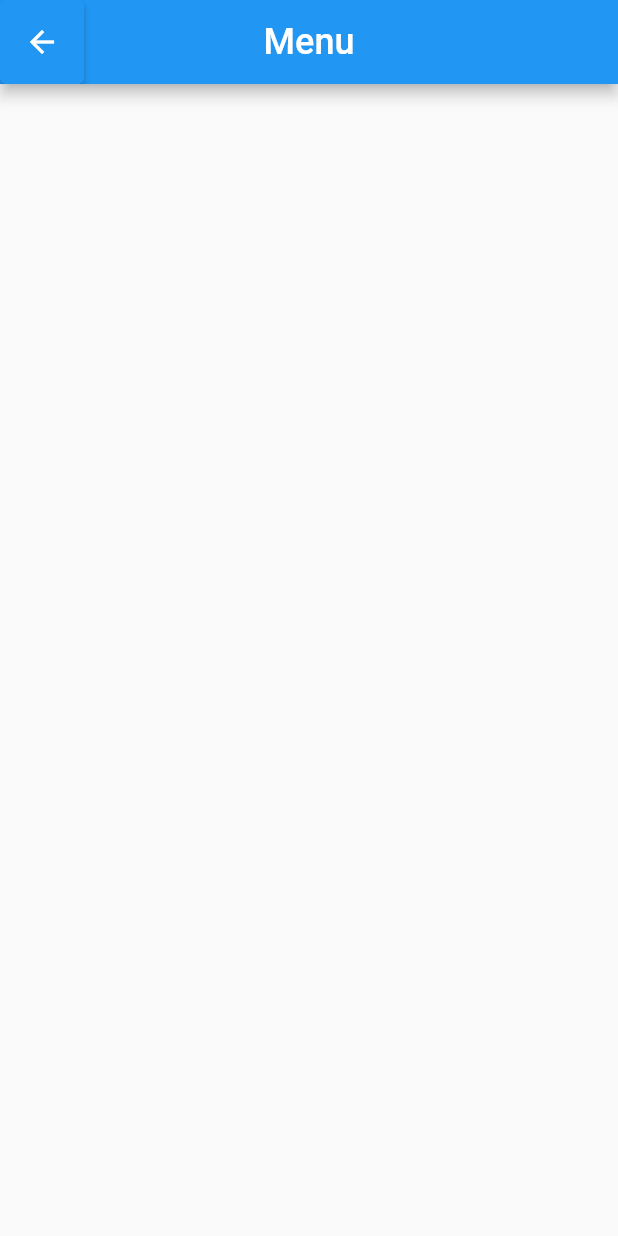
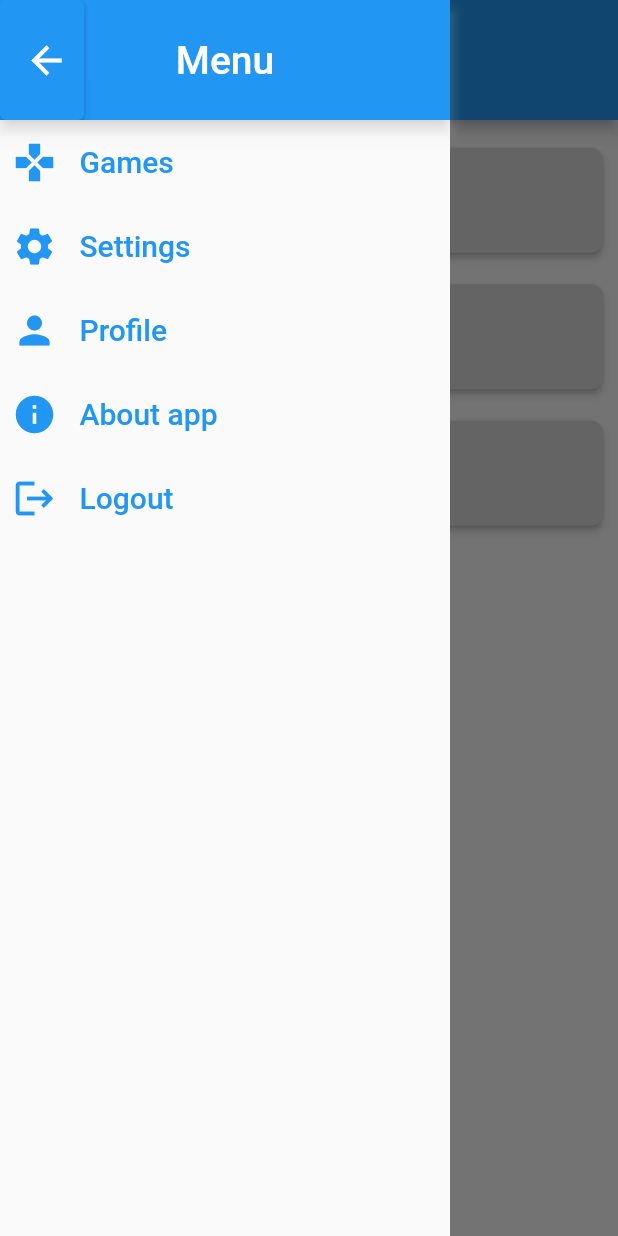
Before and after one commit to StonedStonar/mobileApplikasjoner, a Flutter app: the GamePage screen opened directly, after a tap on the "menu" icon, on a phone screen of 412 x 824 dp. Run offline on Flutter 3.47's test engine with Material 2 defaults, Android fonts, the light colour scheme and no system bars; our stand-ins replace firebase_auth, firebase_core, google_sign_in; missing offline and left inert: material_color_generator; accounts and stored records are empty; network calls fail.

Commit message:
Fixed the main menu and added some documentation

```diff
--- a/DrinkingGame/lib/App.dart
+++ b/DrinkingGame/lib/App.dart
@@ -1,4 +1,5 @@
 import 'package:drinkinggame/pages/GamePage.dart';
+import 'package:drinkinggame/pages/LandingPage.dart';
 import 'package:drinkinggame/services/Authentication.dart';
 import 'package:drinkinggame/services/FirebaseAuthenication.dart';
 import 'package:flutter/cupertino.dart';
@@ -9,19 +10,18 @@ import 'package:provider/provider.dart';
 import 'components/PopUpMenu.dart';
 
 class MyApp extends StatelessWidget {
-
   const MyApp({Key? key}) : super(key: key);
 
   @override
   Widget build(BuildContext context) {
-    MaterialApp materialApp =  MaterialApp(
+    MaterialApp materialApp = MaterialApp(
       debugShowCheckedModeBanner: false,
       title: 'Flutter Demo',
       theme: ThemeData(
         ///Used a library to generate the material color since it was a pain.
         primarySwatch: generateMaterialColor(color: Color(0xFF000434)),
       ),
-      home: GamePage(),
+      home: LandingPage(),
     );
     return Provider<Authentication>(
       create: (BuildContext context) => FirebaseAuthentication(),
--- a/DrinkingGame/lib/components/AppBars.dart
+++ b/DrinkingGame/lib/components/AppBars.dart
@@ -1,4 +1,5 @@
 import 'package:flutter/material.dart';
+import 'package:flutter/services.dart';
 
 import '../pages/GamePage.dart';
 import 'buttons/ElevatedIconButton.dart';
@@ -7,12 +8,7 @@ import 'buttons/ElevatedIconButton.dart';
 ///Returns the appbar.
 AppBar makeLoginAppBar() {
   return AppBar(
-    title: Text(
-      "Sign in",
-      style: TextStyle(
-        fontSize: 30,
-      ),
-    ),
+    title: makeAppbarText("Sign in"),
     toolbarHeight: 80,
     centerTitle: true,
   );
@@ -31,22 +27,28 @@ AppBar makeNormalAppBar(String title, BuildContext context){
     leading: ElevatedIconButton(
       onPressed: (context) {Scaffold.of(context).openDrawer();},
       iconData: Icons.menu,
-    )
+    ),
+    toolbarHeight: 80,
   );
 }
 
-AppBar makeMenuAppBar(BuildContext context){
+
+///Makes the menus appbar.
+///[context] the build context
+///[title] the title of the appbar.
+AppBar makeMenuAppBar(BuildContext context, String? title){
   return AppBar(
-    title: makeAppbarText("Menu"),
+    title: makeAppbarText(title == null ? "Menu" : title),
     centerTitle: true,
     leading: ElevatedIconButton(
       onPressed: (context) {Navigator.pop(context);},
       iconData: Icons.arrow_back,
     ),
+    toolbarHeight: 80,
+    shadowColor: Colors.white,
   );
 }
 
-//Todo: Denne må implementeres.
 ///Makes the app bar that is used in games.
 ///[context] the build context
 ///returns the wanted appbar.
@@ -86,11 +88,13 @@ AppBar makeGameAppBar(BuildContext context){
   );
 }
 
+///Makes the heading for the appbar.
+///[text] the text to make into a heading.
 Text makeAppbarText(String text){
   return Text(
     text,
     style: TextStyle(
-      fontSize: 24,
+      fontSize: 26,
     ),
   );
 }
--- a/DrinkingGame/lib/components/buttons/ElevatedIconButton.dart
+++ b/DrinkingGame/lib/components/buttons/ElevatedIconButton.dart
@@ -8,7 +8,7 @@ class ElevatedIconButton extends StatelessWidget {
   ///[iconSize] the size of the icon.
   ///[iconData] the type of icon.
   ///[onPressed] the function the icon should have.
-  ElevatedIconButton({Key? key, this.iconSize = 24, required this.iconData, required this.onPressed}) : super(key: key);
+  ElevatedIconButton({Key? key, this.iconSize = 30, required this.iconData, required this.onPressed}) : super(key: key);
 
   double iconSize;
 
--- /dev/null
+++ b/DrinkingGame/lib/components/buttons/MenuButton.dart
@@ -0,0 +1,51 @@
+import 'package:flutter/cupertino.dart';
+import 'package:flutter/material.dart';
+
+class MenuButton extends StatelessWidget{
+
+  ///Makes an instance of the menu button.
+  ///[buttonText] the text of the button
+  ///[icon] the icon of the button.
+  ///[onPressed] the function to execute.
+  ///[spaceBetween] the space between the logo and the text.
+  ///[size] the size of the text and icon.
+  MenuButton({required this.buttonText, required this.icon, required this.onPressed, this.spaceBetween = 15, this.size = 20,  super.key});
+
+  String buttonText;
+
+  IconData icon;
+
+  double spaceBetween;
+
+  VoidCallback onPressed;
+
+  double size;
+
+  @override
+  Widget build(BuildContext context) {
+    return TextButton(onPressed: onPressed,
+        child: Padding(
+          padding: EdgeInsets.symmetric(vertical: 5),
+          child: Row(
+            children: [
+              Icon(
+                icon,
+                size: size*1.5,
+              ),
+              Padding(
+                padding: EdgeInsets.fromLTRB(spaceBetween, 0, 0, 0),
+                child: Text(
+                  buttonText,
+                  style: TextStyle(
+                      fontSize: size
+                  ),
+                ),
+              )
+            ],
+          ),
+        )
+    );
+  }
+
+
+}
--- /dev/null
+++ b/DrinkingGame/lib/components/overlays/MainMenu.dart
@@ -0,0 +1,58 @@
+import 'package:flutter/cupertino.dart';
+import 'package:flutter/material.dart';
+import 'package:provider/provider.dart';
+
+import '../../services/Authentication.dart';
+import '../Dialogs.dart';
+import '../buttons/MenuButton.dart';
+import 'SideMenu.dart';
+
+///Represents a main menu.
+class MainMenu extends StatelessWidget {
+
+  ///Makes an instance of the main menu.
+  MainMenu({super.key});
+
+  ///Builds the content of the main menu.
+  ///[context] the build context
+  Widget buildContent(BuildContext context){
+    return Column(
+      children: [
+        MenuButton(buttonText: "Games", icon: Icons.gamepad, onPressed: (){}),
+        MenuButton(buttonText: "Settings", icon: Icons.settings, onPressed: (){}),
+        MenuButton(buttonText: "Profile", icon: Icons.person, onPressed: (){}),
+        MenuButton(buttonText: "About app", icon: Icons.info, onPressed: (){}),
+        MenuButton(buttonText: "Logout", icon: Icons.logout, onPressed: () => _confirmSignOut(context)),
+      ],
+    );
+  }
+
+
+  ///Confirms the sign out process.
+  ///[context] is the buildcontext.
+  Future<void> _confirmSignOut(BuildContext context) async{
+    final didSignOut = await showAlertDialog(context,
+      title: "Logout",
+      content: "Are you sure you want to log out?",
+      defaultActionText: "Logout",
+      cancelActionText: "Cancel",
+    );
+    if(didSignOut == true){
+      _signOut(context);
+    }
+  }
+
+  ///Signs the person out of the application.
+  Future<void> _signOut(BuildContext context) async{
+    try{
+      await Provider.of<Authentication>(context, listen: false).signOut();
+    }catch(e){
+      print(e.toString());
+    }
+  }
+
+  @override
+  Widget build(BuildContext context) {
+    return SideMenu(child: buildContent(context));
+  }
+}
--- a/DrinkingGame/lib/components/overlays/SideMenu.dart
+++ b/DrinkingGame/lib/components/overlays/SideMenu.dart
@@ -1,14 +1,28 @@
 import 'package:drinkinggame/components/AppBars.dart';
+import 'package:drinkinggame/components/buttons/MenuButton.dart';
 import 'package:flutter/cupertino.dart';
 import 'package:flutter/material.dart';
 
 class SideMenu extends StatelessWidget {
-  SideMenu({Key? key}) : super(key: key);
+
+  ///Makes an insance of the side menu.
+  ///[child] the content of the menu.
+  SideMenu({required this.child, this.title, Key? key}) : super(key: key);
+
+  final String? title;
+
+  final Widget child;
 
   @override
   Widget build(BuildContext context) {
-    return Scaffold(
-      appBar: makeMenuAppBar(context),
+    return SizedBox(
+      width: 300,
+      child: Scaffold(
+          appBar: makeMenuAppBar(context, title),
+          body: child,
+        ),
     );
   }
+
+
 }
--- a/DrinkingGame/lib/main.dart
+++ b/DrinkingGame/lib/main.dart
@@ -2,7 +2,6 @@ import 'package:firebase_core/firebase_core.dart';
 import 'package:flutter/material.dart';
 
 import 'App.dart';
-import 'pages/HomePage.dart';
 
 void main() async {
   WidgetsFlutterBinding.ensureInitialized();
--- a/DrinkingGame/lib/pages/GamePage.dart
+++ b/DrinkingGame/lib/pages/GamePage.dart
@@ -2,6 +2,7 @@ import 'package:drinkinggame/components/AppBars.dart';
 import 'package:drinkinggame/components/buttons/CustomElevatedButton.dart';
 import 'package:flutter/material.dart';
 
+import '../components/overlays/MainMenu.dart';
 import '../components/overlays/SideMenu.dart';
 
 enum MenuItem {firstItem, secondItem, thirdItem}
@@ -14,10 +15,13 @@ class GamePage extends StatelessWidget {
     return Scaffold(
       appBar: makeNormalAppBar("Games", context),
       body: _contentOfGamePage(context),
-      drawer: SideMenu(),
+      drawer: MainMenu(),
     );
   }
 
+  ///Makes the content of the game page.
+  ///[context] the build context.
+  ///Returns the widget
   Widget _contentOfGamePage(BuildContext context) {
     return Column(
       children: <Widget>[
```
Also changed, not shown: DrinkingGame/lib/components/buttons/SignInButton.dart (+6 -2 lines), DrinkingGame/lib/pages/HomePage.dart (deleted, +0 -48 lines), DrinkingGame/lib/pages/LandingPage.dart (+10 -10 lines), DrinkingGame/lib/pages/LoginPage.dart (+7 -3 lines), DrinkingGame/lib/components/overlays/GameMenu.dart (deleted).
